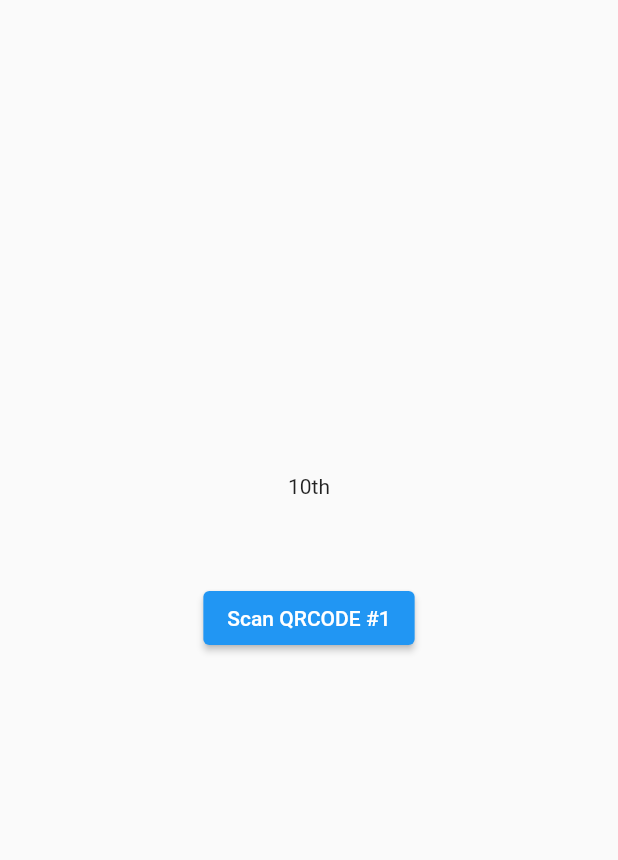
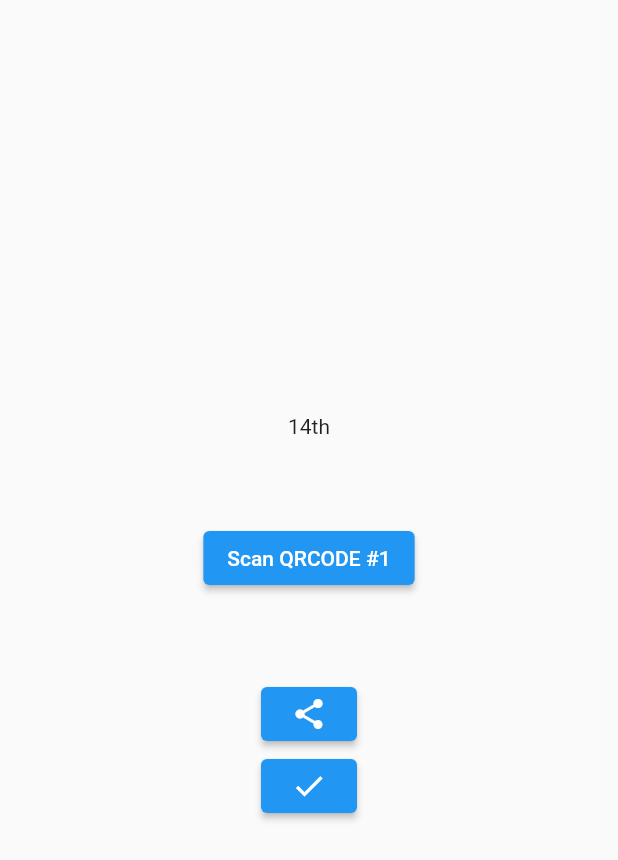
Before and after one commit to zendoclab/lovef, a Flutter app: the screen it shows after launch, on a phone screen of 412 x 824 dp. Shown: the top 860 px of the screen. Run offline on Flutter 3.47's test engine with Material 2 defaults, Android fonts, the light colour scheme and no system bars; our stand-ins replace fl_chart, screenshot, share_plus, universal_io; missing offline and left inert: simple_barcode_scanner.

Commit message:
failed 2. share Xfile from Uint8List

```diff
--- a/lib/main.dart
+++ b/lib/main.dart
@@ -1,16 +1,16 @@
 
 import 'dart:io';
+import 'package:universal_io/io.dart';
 import 'dart:typed_data';
 import 'dart:ui';
 
 import 'package:fl_chart/fl_chart.dart';
 import 'package:flutter/material.dart';
-import 'package:share_plus_web/share_plus_web.dart';
 import 'package:simple_barcode_scanner/simple_barcode_scanner.dart';
 import 'dart:convert';
-import 'package:widgets_to_image/widgets_to_image.dart';
 import 'package:share_plus/share_plus.dart';
-import 'package:camera_web/camera_web.dart';
+import 'package:screenshot/screenshot.dart';
+import 'package:path_provider/path_provider.dart';
 
 // 1. 특정영역을 SNS공유로 공유
 
@@ -53,8 +53,10 @@ class MyHomePage extends StatefulWidget {
 class _MyHomePageState extends State<MyHomePage> {
   String result = "";
   var etime = 0.0;
-  WidgetsToImageController controller = WidgetsToImageController();
-  Uint8List? bytes;
+  Uint8List? _imageFile;
+  late XFile xfi;
+
+  ScreenshotController screenshotController = ScreenshotController();
 
   @override
   Widget build(BuildContext context) {
@@ -66,10 +68,10 @@ class _MyHomePageState extends State<MyHomePage> {
 
           children: <Widget>[
             const Text(
-              '10th',
+              '14th',
             ),
-          WidgetsToImage(
-              controller: controller,
+            Screenshot(
+              controller: screenshotController,
               child: flitems.isNotEmpty || flitems2.isNotEmpty ? LineChartSample6() : const Text(''),
             ),
             Text(
@@ -110,7 +112,6 @@ class _MyHomePageState extends State<MyHomePage> {
                       builder: (context) => const SimpleBarcodeScannerPage(),
                     ));
                 setState(() {
-                  this.bytes = bytes;
                   result = res;
                   items2 = result.trim().split(",");
                   var time = DateTime.fromMillisecondsSinceEpoch(int.parse(items2![0]));
@@ -148,20 +149,35 @@ class _MyHomePageState extends State<MyHomePage> {
             ),
 
           flitems2.isNotEmpty ? ElevatedButton(
-          onPressed: () async {
-            final bytes = await controller.capture();
-    setState(() {
-    this.bytes = bytes; });
+          onPressed: ()  async {
+            await screenshotController.capture(delay: const Duration(milliseconds: 10)).then((Uint8List? image) async {
+              if (image != null) {
+                final directory = await getApplicationDocumentsDirectory();
+                final imagePath = await File('${directory.path}/assets/lf1.PNG').create();
+
+                // await imagePath.writeAsBytes(image);
+                xfi = XFile(imagePath.path);
+              }
+            });
     },
-      child: const Icon(Icons.camera),
+
+      child: const Icon(Icons.share),
     ) : const Text(''),
-
-            flitems2.isNotEmpty ? ElevatedButton(
-              onPressed: () {
-                Share.shareXFiles([XFile.fromData(bytes!)]);
-              },
+            ElevatedButton(
+              onPressed: ()  async {
+                    final directory = await getApplicationDocumentsDirectory();
+                    xfi = XFile('/assets/lf1.PNG');
+                  },
               child: const Icon(Icons.share),
-            ) : const Text(''),
+            ),
+            InkWell(
+              child: ElevatedButton(
+                onPressed: () {
+                  Share.shareXFiles([xfi]);
+                },
+                child: const Icon(Icons.done),
+              )
+            )
           ],
 
         ),
--- a/pubspec.yaml
+++ b/pubspec.yaml
@@ -37,10 +37,10 @@ dependencies:
   cupertino_icons: ^1.0.2
   simple_barcode_scanner: ^0.0.8
   fl_chart: ^0.62.0
-  widgets_to_image: ^0.0.2
   share_plus: ^7.0.0
-  share_plus_web: ^3.1.0
-  camera_web: ^0.3.1+3
+  screenshot: ^2.1.0
+  path_provider: ^2.0.15
+  universal_io: ^2.2.1
 
 dev_dependencies:
   flutter_test:
```
Also changed, not shown: pubspec.lock, 1 other file.
